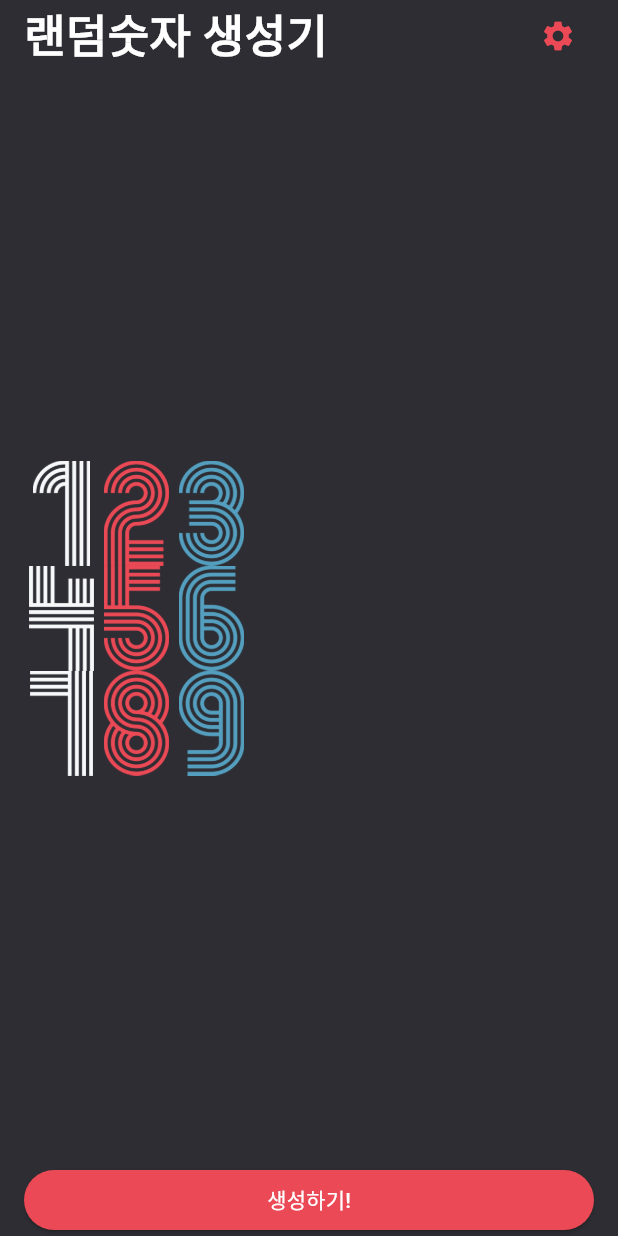
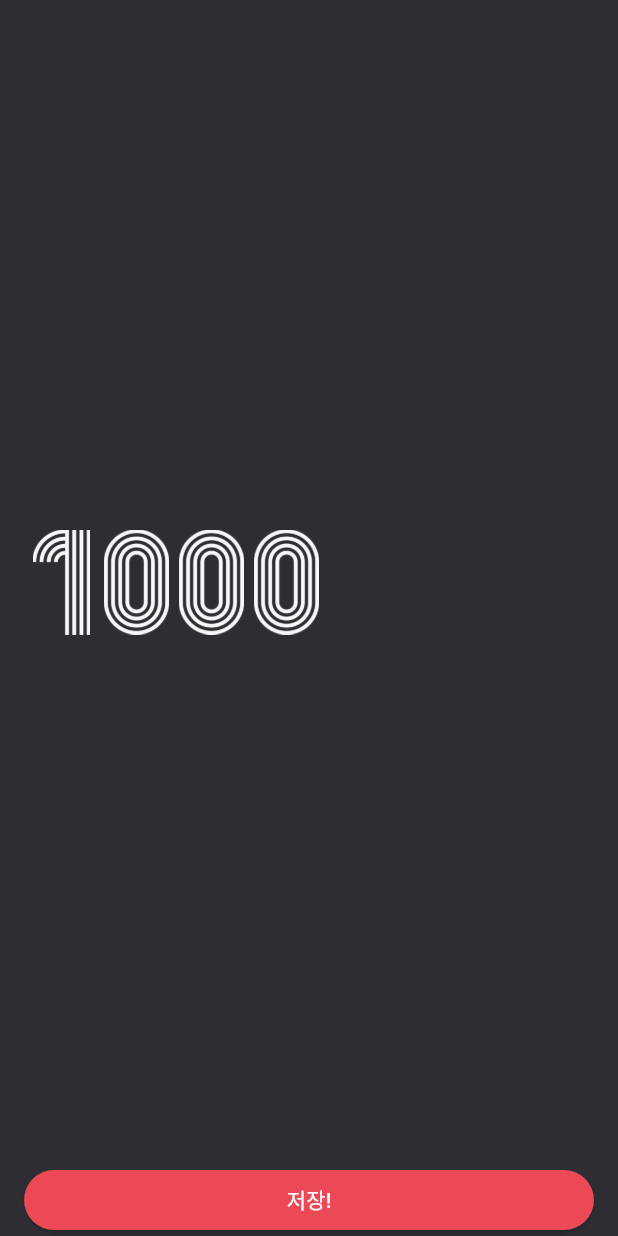
Before and after one commit to SeHyunJeon/flutter_research, a Flutter app: the screen it shows after launch, after a tap on the "settings" icon, on a phone screen of 412 x 824 dp. Run offline on Flutter 3.47's test engine with Material 3 defaults, Android fonts, the phone set to English and light mode, and no system bars; our stand-ins replace webview_flutter.

```diff
--- a/random_number_generator/lib/screen/home_screen.dart
+++ b/random_number_generator/lib/screen/home_screen.dart
@@ -1,5 +1,8 @@
 import 'package:flutter/material.dart';
 import 'package:random_number_generator/constant/color.dart';
+import 'dart:math';
+
+import 'package:random_number_generator/screen/setting_screen.dart';
 
 class HomeScreen extends StatefulWidget {
   const HomeScreen({super.key});
@@ -22,29 +25,51 @@ class _HomeScreenState extends State<HomeScreen> {
             crossAxisAlignment: CrossAxisAlignment.stretch,
             children: [
               /// 제목과 아이콘 버튼이 있는 곳
-              _Header(),
+              _Header(onPressed: onSettingButtonPressed),
 
               /// 숫자가 있는 곳
               _Body(numbers: numbers),
 
               /// 버튼이 있는 곳
-              _Footer(
-                onPressed: () {
-                  setState(() {
-                    numbers = [999,888,777];
-                  });
-                },
-              ),
+              _Footer(onPressed: generateRandomNumber),
             ],
           ),
         ),
       ),
     );
   }
+
+  generateRandomNumber() {
+    final rand = Random();
+
+    final Set<int> newNumbers = {};
+
+    while (newNumbers.length < 3) {
+      final randomNumber = rand.nextInt(1000);
+      newNumbers.add(randomNumber);
+    }
+
+    setState(() {
+      numbers = newNumbers.toList();
+    });
+  }
+
+  onSettingButtonPressed() {
+    Navigator.of(context).push(
+      MaterialPageRoute(
+        builder: (BuildContext context) {
+          return SettingScreen();
+        },
+      ),
+    );
+  }
 }
 
+
 class _Header extends StatelessWidget {
-  const _Header({super.key});
+  final VoidCallback onPressed;
+
+  const _Header({super.key, required this.onPressed});
 
   @override
   Widget build(BuildContext context) {
@@ -59,11 +84,7 @@ class _Header extends StatelessWidget {
             fontWeight: FontWeight.w700,
           ),
         ),
-        IconButton(
-          onPressed: () {},
-          icon: Icon(Icons.settings),
-          color: redColor,
-        ),
+        IconButton(onPressed: onPressed, icon: Icon(Icons.settings),),
       ],
     );
   }
--- a/random_number_generator/lib/screen/setting_screen.dart
+++ b/random_number_generator/lib/screen/setting_screen.dart
@@ -1,14 +1,83 @@
 import 'package:flutter/material.dart';
+import 'package:random_number_generator/constant/color.dart';
 
-class SettingScreen extends StatelessWidget {
+class SettingScreen extends StatefulWidget {
   const SettingScreen({super.key});
+
+  @override
+  State<SettingScreen> createState() => _SettingScreenState();
+}
+
+class _SettingScreenState extends State<SettingScreen> {
+  final double maxNumber = 1000.0;
 
   @override
   Widget build(BuildContext context) {
     return Scaffold(
-      body: Center(
-        child: Text('setting screen'),
+      backgroundColor: primaryColor,
+      body: SafeArea(
+        child: Padding(
+          padding: EdgeInsets.symmetric(horizontal: 16.0),
+          child: Column(
+            crossAxisAlignment: CrossAxisAlignment.stretch,
+            children: [_Number(maxNumber: maxNumber), _Slider(), _Button()],
+          ),
+        ),
       ),
     );
   }
 }
+
+class _Number extends StatelessWidget {
+  final double maxNumber;
+
+  const _Number({super.key, required this.maxNumber});
+
+  @override
+  Widget build(BuildContext context) {
+    return Expanded(
+      child: Container(
+        child: Row(
+          children: maxNumber.toInt()
+              .toString()
+              .split('')
+              .map(
+                (number) => Image.asset(
+              'asset/img/$number.png',
+              width: 50.0,
+              height: 70.0,
+            ),
+          )
+              .toList(),
+        ),
+      ),
+    );
+  }
+}
+
+class _Slider extends StatelessWidget {
+  const _Slider({super.key});
+
+  @override
+  Widget build(BuildContext context) {
+    return Container();
+  }
+}
+
+class _Button extends StatelessWidget {
+  const _Button({super.key});
+
+  @override
+  Widget build(BuildContext context) {
+    return ElevatedButton(
+      style: ElevatedButton.styleFrom(
+        backgroundColor: redColor,
+        foregroundColor: Colors.white,
+      ),
+      onPressed: () {
+        Navigator.of(context).pop();
+      },
+      child: Text('저장!'),
+    );
+  }
+}
```
